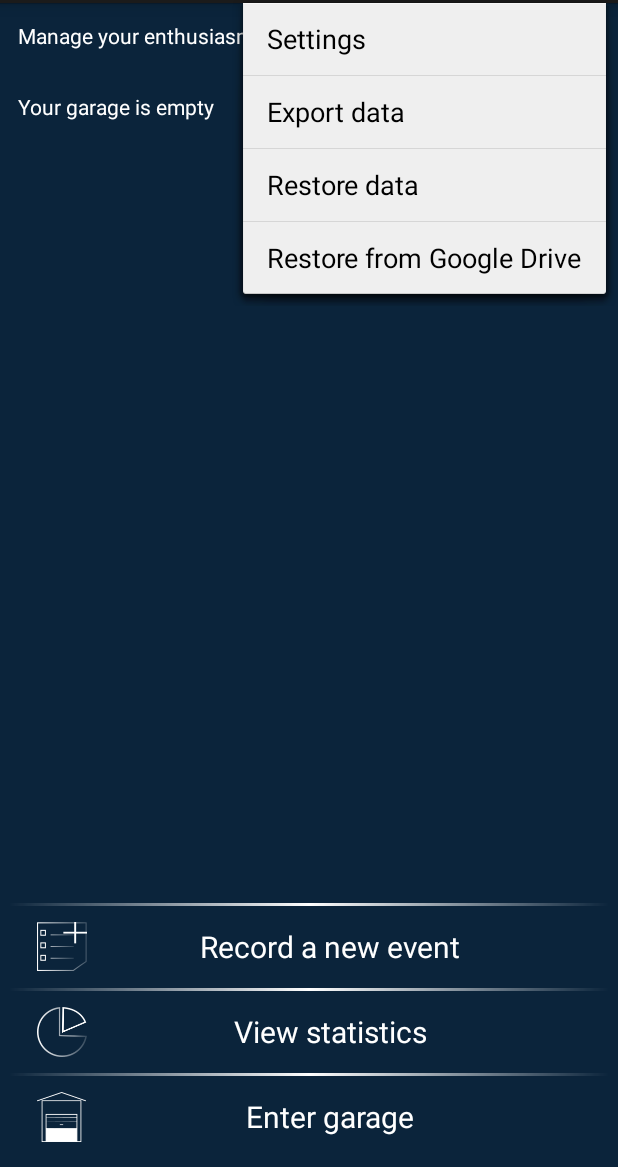
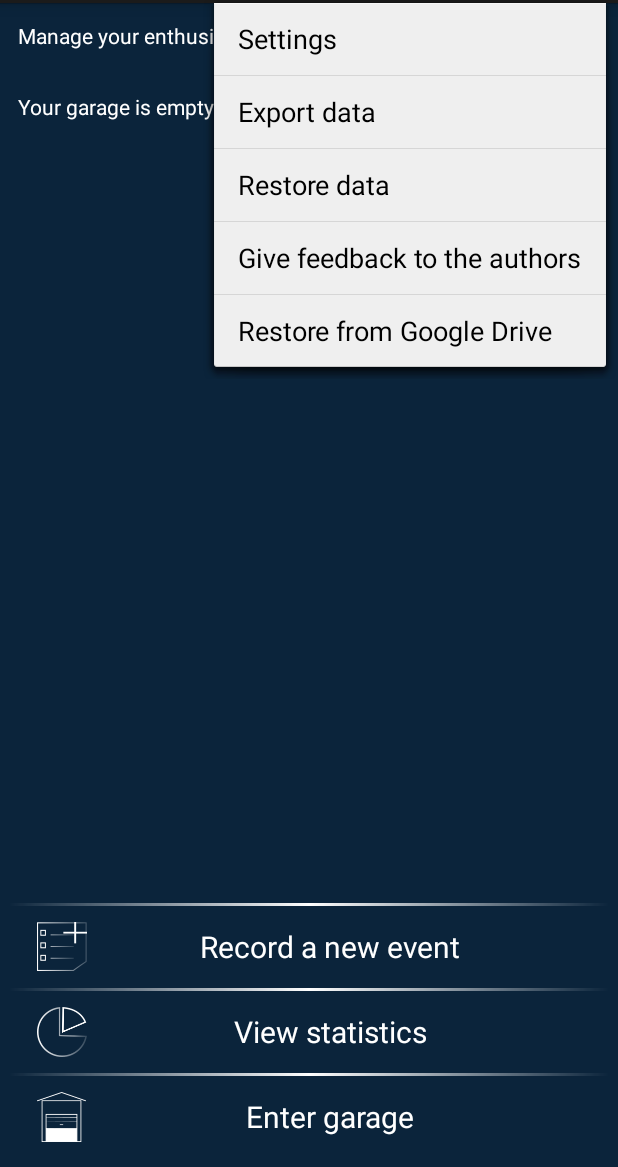
Before and after one commit to gazoo4/vehiculum, an Android app: the screen it shows after launch (MainActivity), with the options menu open, on a phone screen of 412 x 824 dp, the part 69-1236 px from its top. Run offline under Robolectric (Android 15) with nearby library versions, the phone set to English and light mode, and no system bars; libraries missing offline, so code that uses them is left out: com.crashlytics.android, io.fabric.sdk, org.simpleframework.xml; 6 statements that could not run were skipped.

Commit message:
feature: email feedback to the authors

```diff
--- a/app/src/main/res/menu/main.xml
+++ b/app/src/main/res/menu/main.xml
@@ -17,6 +17,11 @@
         android:orderInCategory="300"
         android:showAsAction="never"
         android:title="@string/menu_action_restore"/>
+    <item
+        android:id="@+id/menu_main_action_feedback"
+        android:orderInCategory="300"
+        android:showAsAction="never"
+        android:title="@string/menu_action_feedback"/>
     <!--
     <item
         android:id="@+id/menu_main_action_gdrive_backup"
--- a/app/src/main/res/values/strings.xml
+++ b/app/src/main/res/values/strings.xml
@@ -183,6 +183,10 @@
     <string name="list_tree_tags_new_tag_hint"			            >Create a new tag here</string>
 
     <string name="menu_action_export"								>Export data</string>
+    <string name="menu_action_feedback"								>Give feedback to the authors</string>
+    <string name="menu_action_feedback_address"						>vehiculum@berops.com</string>
+    <string name="menu_action_feedback_body"						>Hi there, I'd like to say that Vehiculum is...</string>
+    <string name="menu_action_feedback_title"						>Vehiculum feedback</string>
     <string name="menu_action_gdrive_backup"						>Backup to Google Drive</string>
     <string name="menu_action_gdrive_restore"						>Restore from Google Drive</string>
     <string name="menu_action_restore"								>Restore data</string>
```
Also changed, not shown: app/src/main/java/sk/berops/android/vehiculum/gui/MainActivity.java (+9 -0 lines).
